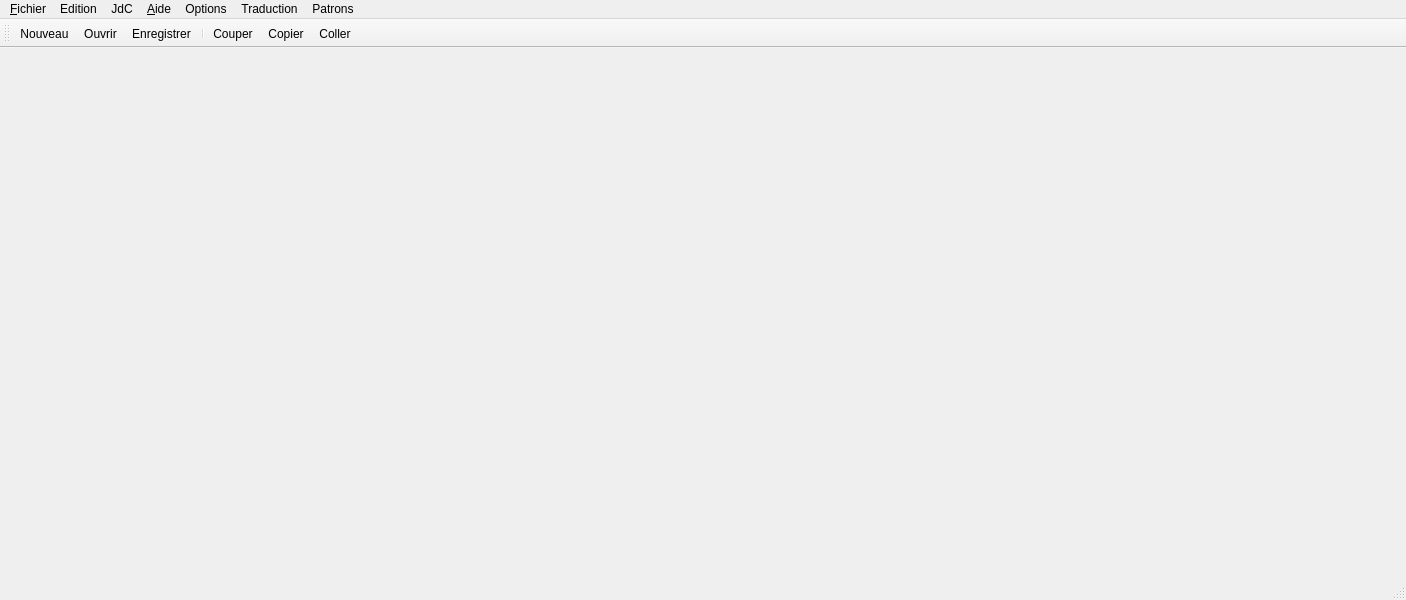
Old version of the form UiQT4/myMain.ui in the repository SalomePlatform/eficas_tools.
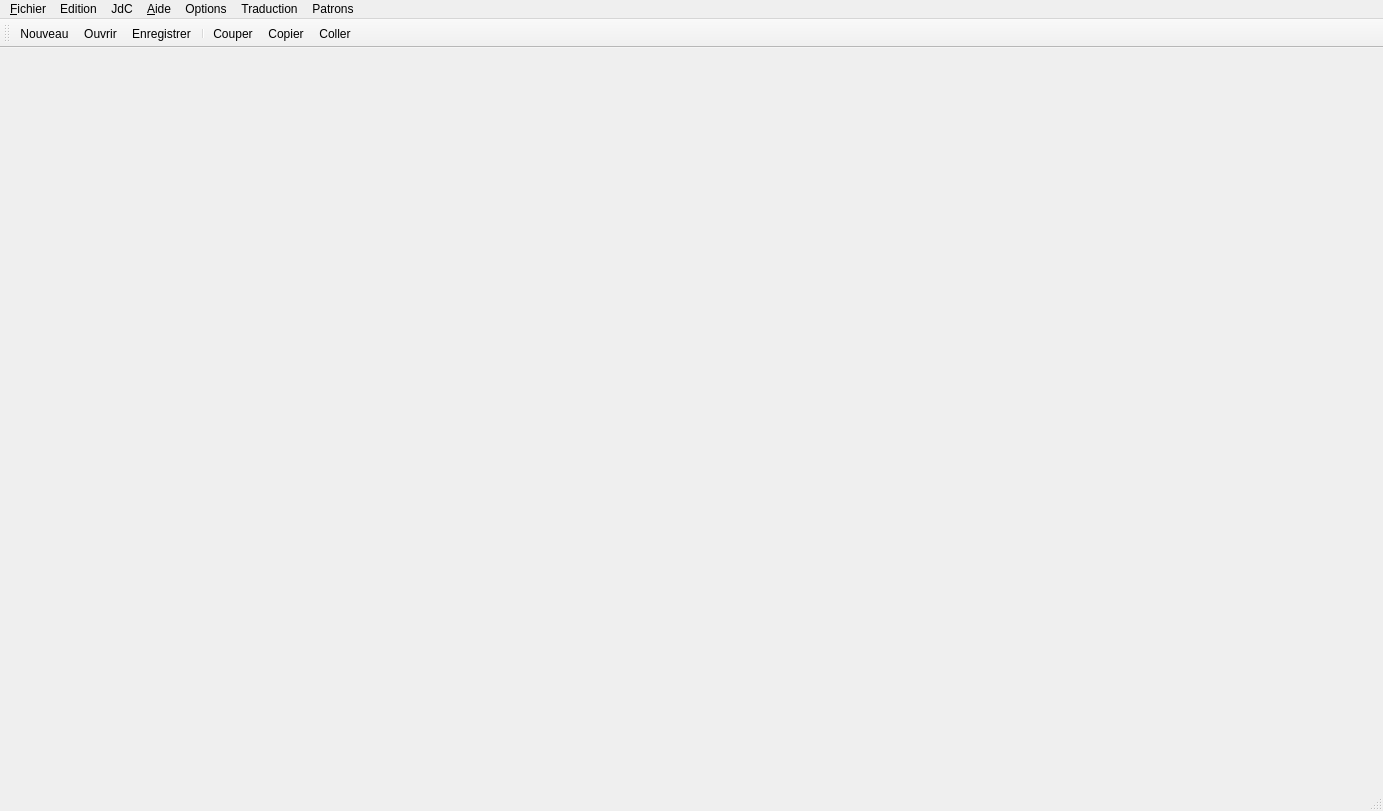
New version of the form. Icons and pictures are not drawn.

```diff
--- a/UiQT4/myMain.ui
+++ b/UiQT4/myMain.ui
@@ -5,29 +5,20 @@
    <rect>
     <x>0</x>
     <y>0</y>
-    <width>1406</width>
-    <height>600</height>
+    <width>1383</width>
+    <height>811</height>
    </rect>
   </property>
   <property name="windowTitle" >
    <string>MainWindow</string>
   </property>
-  <widget class="QWidget" name="centralwidget" >
-   <property name="geometry" >
-    <rect>
-     <x>0</x>
-     <y>68</y>
-     <width>1406</width>
-     <height>510</height>
-    </rect>
-   </property>
-  </widget>
+  <widget class="QWidget" name="centralwidget" />
   <widget class="QMenuBar" name="menubar" >
    <property name="geometry" >
     <rect>
      <x>0</x>
      <y>0</y>
-     <width>1406</width>
+     <width>1383</width>
      <height>29</height>
     </rect>
    </property>
@@ -94,25 +85,8 @@
    <addaction name="menuTraduction" />
    <addaction name="menuPatrons" />
   </widget>
-  <widget class="QStatusBar" name="statusbar" >
-   <property name="geometry" >
-    <rect>
-     <x>0</x>
-     <y>578</y>
-     <width>1406</width>
-     <height>22</height>
-    </rect>
-   </property>
-  </widget>
+  <widget class="QStatusBar" name="statusbar" />
   <widget class="QToolBar" name="toolBar" >
-   <property name="geometry" >
-    <rect>
-     <x>0</x>
-     <y>29</y>
-     <width>1406</width>
-     <height>39</height>
-    </rect>
-   </property>
    <property name="windowTitle" >
     <string>toolBar</string>
    </property>
```
Left out of the diff: 12 changed lines with no effect on the pictures.
